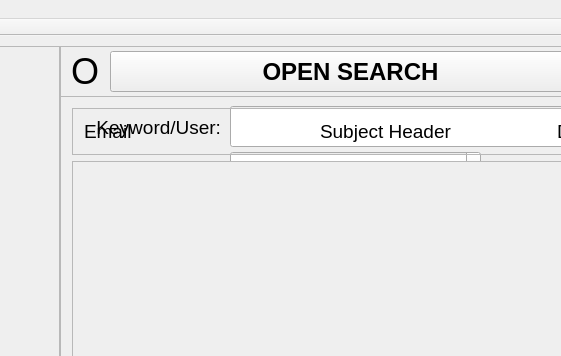
The window that CanopyGUI/SearchWindow.ui (joshrands/Canopy) describes before a commit, drawn with Qt 5; both pictures show x 200 to 761 and y 0 to 356 of the 1308 by 891 pixel window.
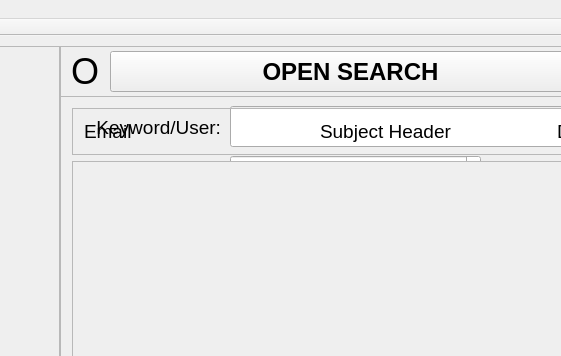
The same window after the commit. Icons and pictures are not drawn.

Commit message: Switched order of end and start date buttons

```diff
--- a/CanopyGUI/SearchWindow.ui
+++ b/CanopyGUI/SearchWindow.ui
@@ -539,7 +539,7 @@
      <property name="geometry">
       <rect>
        <x>20</x>
-       <y>60</y>
+       <y>110</y>
        <width>141</width>
        <height>31</height>
       </rect>
@@ -560,7 +560,7 @@
      <property name="geometry">
       <rect>
        <x>170</x>
-       <y>55</y>
+       <y>105</y>
        <width>251</width>
        <height>41</height>
       </rect>
@@ -570,7 +570,7 @@
      <property name="geometry">
       <rect>
        <x>20</x>
-       <y>105</y>
+       <y>64</y>
        <width>141</width>
        <height>31</height>
       </rect>
@@ -591,7 +591,7 @@
      <property name="geometry">
       <rect>
        <x>170</x>
-       <y>100</y>
+       <y>59</y>
        <width>251</width>
        <height>41</height>
       </rect>
```
The commit also changes 4 other files.
